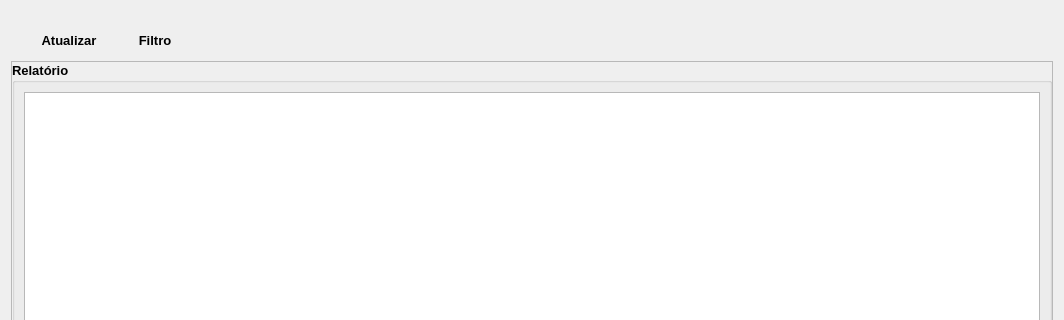
The window that Resources/UI/Componentes/RelatorioPadrao.ui (Klubas/Projeto-SOAD) describes before a commit, drawn with Qt 5; both pictures show x 0 to 1064 and y 0 to 320 of the 1064 by 659 pixel window.
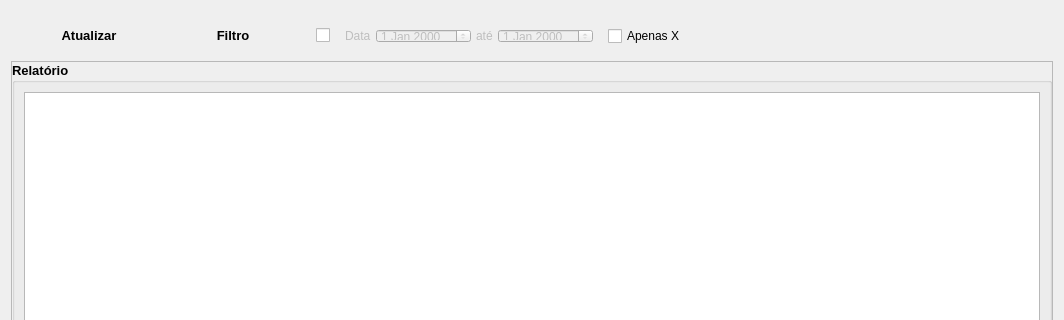
The same window after the commit.

Commit message:
# RelatorioPadrao - Desenvolvido estrutura inicial de relatórios
# Geral
- Novos ícones

Patch:
```diff
--- a/Resources/UI/Componentes/RelatorioPadrao.ui
+++ b/Resources/UI/Componentes/RelatorioPadrao.ui
@@ -40,11 +40,32 @@
         </size>
        </property>
        <layout class="QHBoxLayout" name="horizontalLayout_4">
+        <property name="spacing">
+         <number>0</number>
+        </property>
+        <property name="leftMargin">
+         <number>0</number>
+        </property>
+        <property name="topMargin">
+         <number>0</number>
+        </property>
+        <property name="rightMargin">
+         <number>0</number>
+        </property>
+        <property name="bottomMargin">
+         <number>0</number>
+        </property>
         <item>
          <widget class="QFrame" name="frame">
+          <property name="sizePolicy">
+           <sizepolicy hsizetype="Fixed" vsizetype="Preferred">
+            <horstretch>0</horstretch>
+            <verstretch>0</verstretch>
+           </sizepolicy>
+          </property>
           <property name="minimumSize">
            <size>
-            <width>0</width>
+            <width>300</width>
             <height>40</height>
            </size>
           </property>
@@ -87,6 +108,12 @@
              <property name="enabled">
               <bool>true</bool>
              </property>
+             <property name="sizePolicy">
+              <sizepolicy hsizetype="Minimum" vsizetype="Fixed">
+               <horstretch>0</horstretch>
+               <verstretch>0</verstretch>
+              </sizepolicy>
+             </property>
              <property name="font">
               <font>
                <pointsize>10</pointsize>
@@ -111,22 +138,117 @@
              </property>
             </widget>
            </item>
-           <item>
-            <spacer name="horizontalSpacer">
-             <property name="orientation">
-              <enum>Qt::Horizontal</enum>
-             </property>
-             <property name="sizeHint" stdset="0">
-              <size>
-               <width>40</width>
-               <height>20</height>
-              </size>
-             </property>
-            </spacer>
-           </item>
           </layout>
          </widget>
         </item>
+        <item>
+         <widget class="QStackedWidget" name="stackedWidget_filtros">
+          <widget class="QWidget" name="stackedWidget_filtrosPage1" native="true">
+           <layout class="QHBoxLayout" name="horizontalLayout_5">
+            <property name="spacing">
+             <number>6</number>
+            </property>
+            <property name="leftMargin">
+             <number>5</number>
+            </property>
+            <item>
+             <widget class="QCheckBox" name="checkBox_2">
+              <property name="enabled">
+               <bool>true</bool>
+              </property>
+              <property name="text">
+               <string/>
+              </property>
+             </widget>
+            </item>
+            <item>
+             <widget class="QWidget" name="horizontalWidget" native="true">
+              <property name="enabled">
+               <bool>false</bool>
+              </property>
+              <layout class="QHBoxLayout" name="horizontalLayout_data">
+               <property name="spacing">
+                <number>5</number>
+               </property>
+               <item>
+                <widget class="QLabel" name="label">
+                 <property name="sizePolicy">
+                  <sizepolicy hsizetype="Fixed" vsizetype="Preferred">
+                   <horstretch>0</horstretch>
+                   <verstretch>0</verstretch>
+                  </sizepolicy>
+                 </property>
+                 <property name="text">
+                  <string>Data</string>
+                 </property>
+                </widget>
+               </item>
+               <item>
+                <widget class="QDateEdit" name="dateEdit">
+                 <property name="sizePolicy">
+                  <sizepolicy hsizetype="Fixed" vsizetype="Fixed">
+                   <horstretch>0</horstretch>
+                   <verstretch>0</verstretch>
+                  </sizepolicy>
+                 </property>
+                </widget>
+               </item>
+               <item>
+                <widget class="QLabel" name="label_2">
+                 <property name="sizePolicy">
+                  <sizepolicy hsizetype="Fixed" vsizetype="Preferred">
+                   <horstretch>0</horstretch>
+                   <verstretch>0</verstretch>
+                  </sizepolicy>
+                 </property>
+                 <property name="text">
+                  <string>até</string>
+                 </property>
+                </widget>
+               </item>
+               <item>
+                <widget class="QDateEdit" name="dateEdit_2">
+                 <property name="sizePolicy">
+                  <sizepolicy hsizetype="Fixed" vsizetype="Fixed">
+                   <horstretch>0</horstretch>
+                   <verstretch>0</verstretch>
+                  </sizepolicy>
+                 </property>
+                </widget>
+               </item>
+              </layout>
+             </widget>
+            </item>
+            <item>
+             <widget class="QCheckBox" name="checkBox">
+              <property name="sizePolicy">
+               <sizepolicy hsizetype="Fixed" vsizetype="Fixed">
+                <horstretch>0</horstretch>
+                <verstretch>0</verstretch>
+               </sizepolicy>
+              </property>
+              <property name="text">
+               <string>Apenas X</string>
+              </property>
+             </widget>
+            </item>
+            <item>
+             <spacer name="horizontalSpacer">
+              <property name="orientation">
+               <enum>Qt::Horizontal</enum>
+              </property>
+              <property name="sizeHint" stdset="0">
+               <size>
+                <width>40</width>
+                <height>20</height>
+               </size>
+              </property>
+             </spacer>
+            </item>
+           </layout>
+          </widget>
+         </widget>
+        </item>
        </layout>
       </widget>
      </item>
```
Left out of the diff: 14 changed lines with no effect on the pictures. The commit also changes 20 other files.
